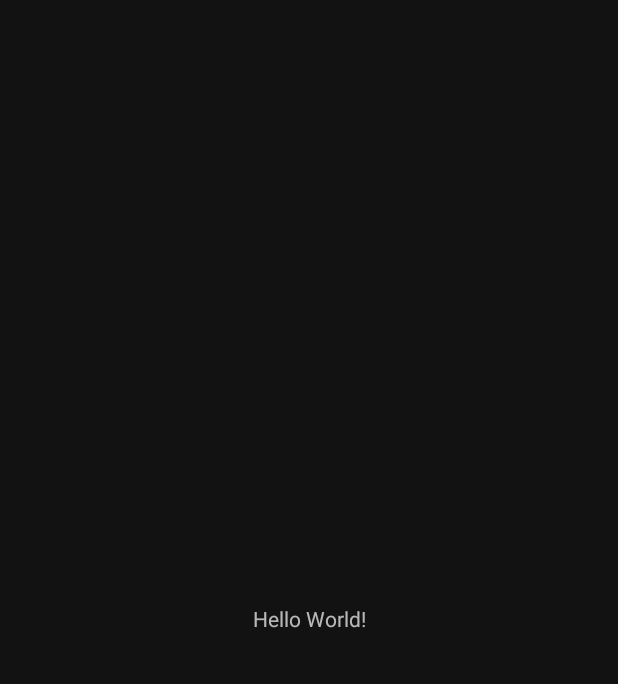
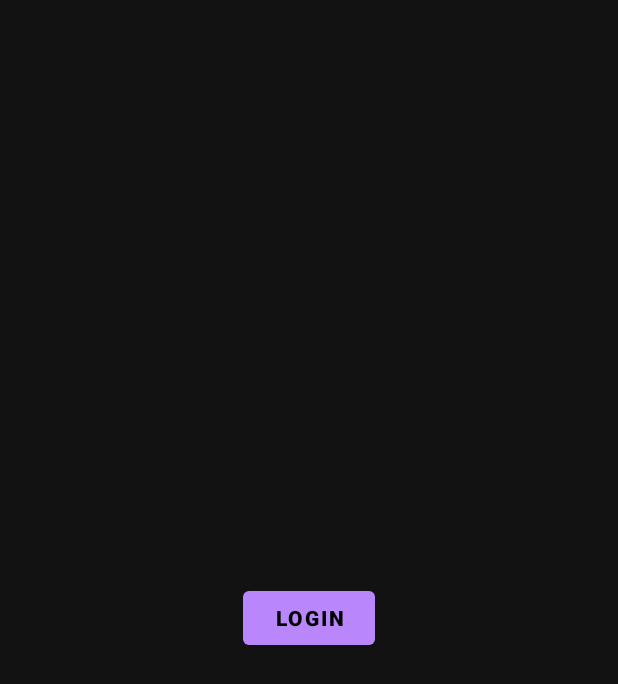
Before and after one commit to programingmehdidehghani/MvpLogin, an Android app: the screen it shows after launch (MainActivity), on a phone screen of 412 x 824 dp. Before the commit the part shown is almost empty. Shown: the top 684 px of the screen. Run offline under Robolectric (Android 15) with nearby library versions, the phone set to English and light mode, and no system bars.

Commit message:
start make btn

```diff
--- a/app/src/main/java/com/example/mvplogin/MainActivity.kt
+++ b/app/src/main/java/com/example/mvplogin/MainActivity.kt
@@ -1,11 +1,17 @@
 package com.example.mvplogin
 
+import android.content.Intent
 import androidx.appcompat.app.AppCompatActivity
 import android.os.Bundle
+import android.widget.Button
 
 class MainActivity : AppCompatActivity() {
     override fun onCreate(savedInstanceState: Bundle?) {
         super.onCreate(savedInstanceState)
         setContentView(R.layout.activity_main)
+
+        findViewById<Button>(R.id.btn_login).setOnClickListener {
+            val intent = Intent()
+        }
     }
 }
--- a/app/src/main/res/layout/activity_main.xml
+++ b/app/src/main/res/layout/activity_main.xml
@@ -1,18 +1,17 @@
 <?xml version="1.0" encoding="utf-8"?>
-<androidx.constraintlayout.widget.ConstraintLayout xmlns:android="http://schemas.android.com/apk/res/android"
+<FrameLayout xmlns:android="http://schemas.android.com/apk/res/android"
     xmlns:app="http://schemas.android.com/apk/res-auto"
     xmlns:tools="http://schemas.android.com/tools"
     android:layout_width="match_parent"
     android:layout_height="match_parent"
     tools:context=".MainActivity">
 
-    <TextView
+    <Button
+        android:id="@+id/btn_login"
         android:layout_width="wrap_content"
         android:layout_height="wrap_content"
-        android:text="Hello World!"
-        app:layout_constraintBottom_toBottomOf="parent"
-        app:layout_constraintEnd_toEndOf="parent"
-        app:layout_constraintStart_toStartOf="parent"
-        app:layout_constraintTop_toTopOf="parent" />
+        android:layout_gravity="center"
+        android:text="Login"
+        android:textStyle="bold"/>
 
-</androidx.constraintlayout.widget.ConstraintLayout>
+</FrameLayout>
```
